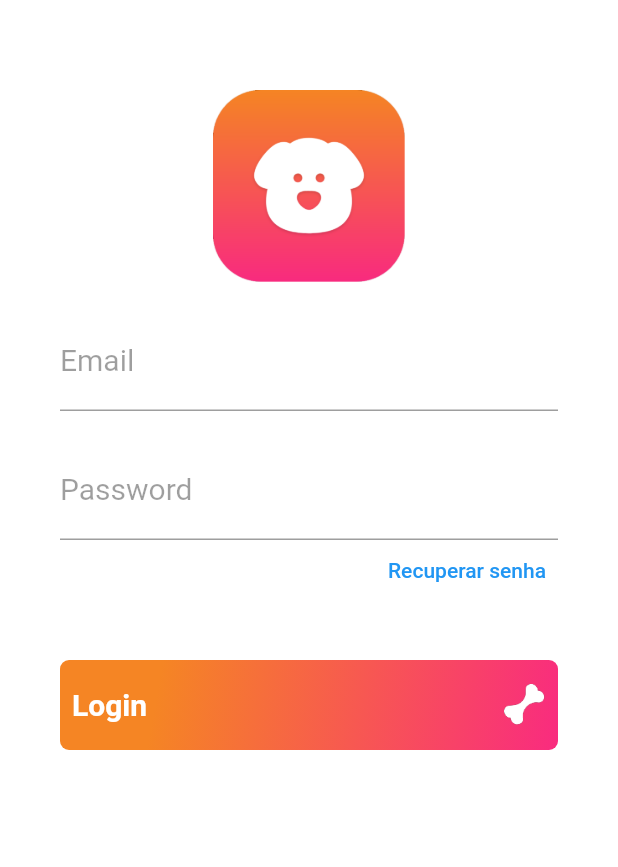
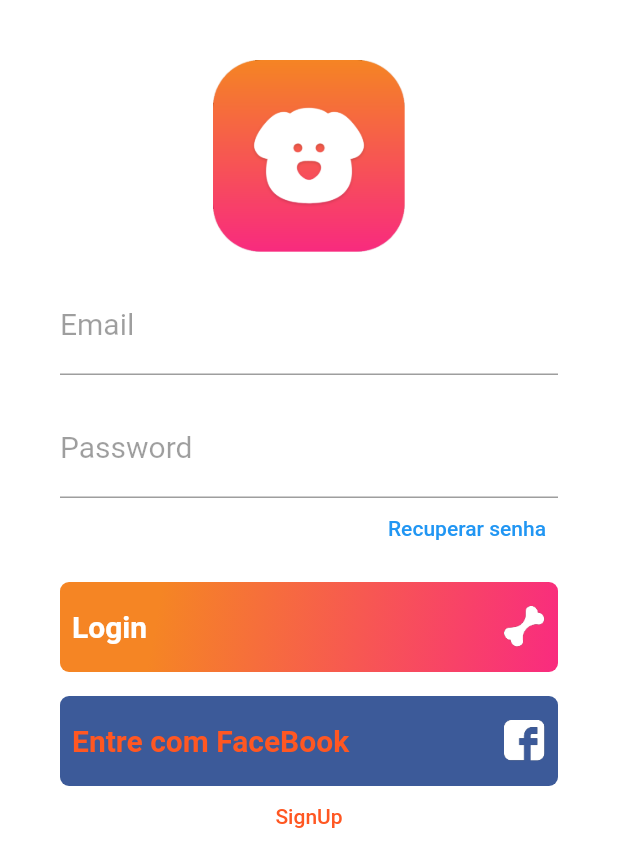
Before and after one commit to kleysoncastro/Login, a Flutter app: the screen it shows after launch, on a phone screen of 412 x 824 dp. Shown: the top 867 px of the screen. Run offline on Flutter 3.47's test engine with Material 2 defaults, Android fonts, the phone set to English and light mode, and no system bars.

Commit message:
finsh screen login

```diff
--- a/lib/pages/login.page.dart
+++ b/lib/pages/login.page.dart
@@ -8,7 +8,7 @@ class LoginPage extends StatelessWidget {
       body: Container(
         color: Colors.white,
         padding: EdgeInsets.only(
-          top: 60,
+          top: 40,
           left: 40,
           right: 40,
         ),
@@ -20,7 +20,7 @@ class LoginPage extends StatelessWidget {
               child: Image.asset('assets/logo.png'),
             ),
             SizedBox(
-              height: 20,
+              height: 16,
             ),
             TextFormField(
               keyboardType: TextInputType.emailAddress,
@@ -32,10 +32,12 @@ class LoginPage extends StatelessWidget {
                   fontSize: 20,
                 ),
               ),
-              style: TextStyle(fontSize: 20),
+              style: TextStyle(
+                fontSize: 20,
+              ),
             ),
             SizedBox(
-              height: 20,
+              height: 16,
             ),
             TextFormField(
               keyboardType: TextInputType.text,
@@ -48,7 +50,9 @@ class LoginPage extends StatelessWidget {
                   fontSize: 20,
                 ),
               ),
-              style: TextStyle(fontSize: 20),
+              style: TextStyle(
+                fontSize: 20,
+              ),
             ),
             Container(
               height: 40,
@@ -64,7 +68,7 @@ class LoginPage extends StatelessWidget {
               ),
             ),
             SizedBox(
-              height: 40,
+              height: 16,
             ),
             Container(
               height: 60,
@@ -115,6 +119,53 @@ class LoginPage extends StatelessWidget {
                 ),
               ),
             ),
+            SizedBox(
+              height: 16,
+            ),
+            Container(
+              height: 60,
+              alignment: Alignment.centerLeft,
+              decoration: BoxDecoration(
+                color: Color(0xff3c5a99),
+                borderRadius: BorderRadius.all(
+                  Radius.circular(6),
+                ),
+              ),
+              child: SizedBox.expand(
+                child: TextButton(
+                  onPressed: () => {},
+                  child: Row(
+                    mainAxisAlignment: MainAxisAlignment.spaceBetween,
+                    children: <Widget>[
+                      Text(
+                        "Entre com FaceBook",
+                        style: TextStyle(
+                          fontWeight: FontWeight.bold,
+                          fontSize: 20,
+                        ),
+                      ),
+                      Container(
+                        child: SizedBox(
+                          child: Image.asset("assets/fb-icon.png"),
+                          width: 28,
+                          height: 28,
+                        ),
+                      ),
+                    ],
+                  ),
+                ),
+              ),
+            ),
+            Container(
+              height: 40,
+              child: TextButton(
+                onPressed: () => {},
+                child: Text(
+                  "SignUp",
+                  textAlign: TextAlign.center,
+                ),
+              ),
+            ),
           ],
         ),
       ),
```
